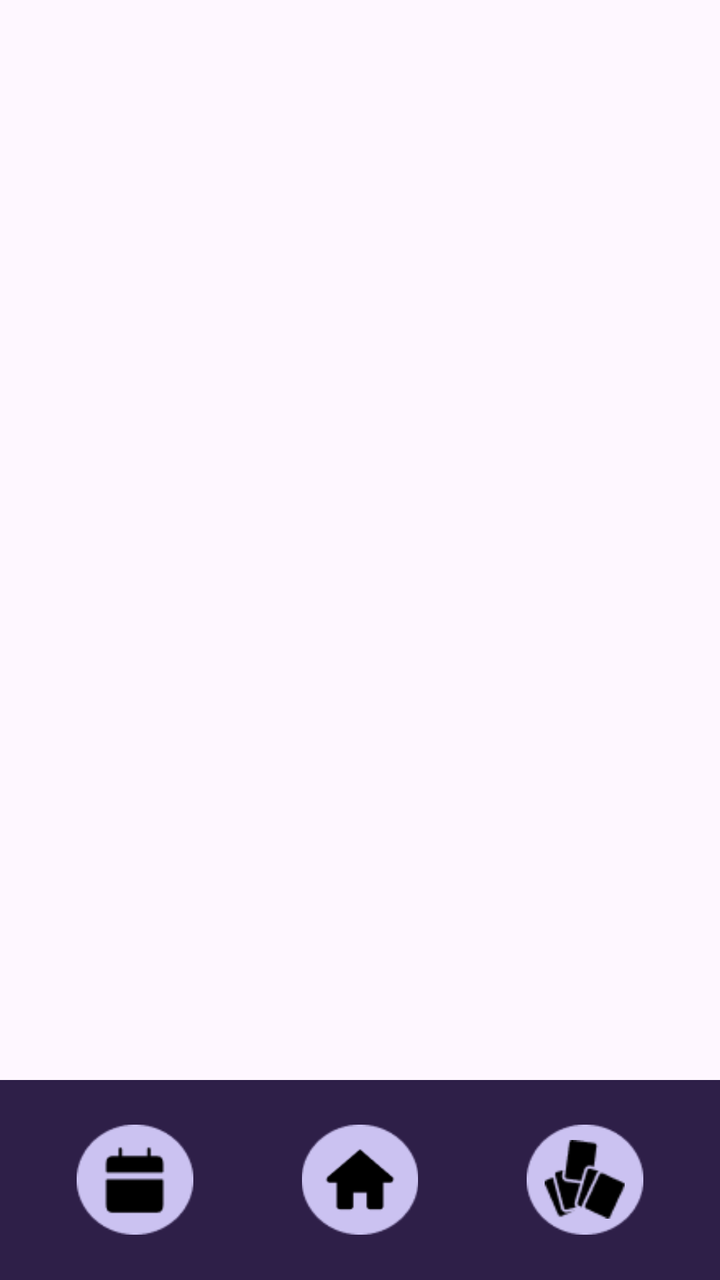
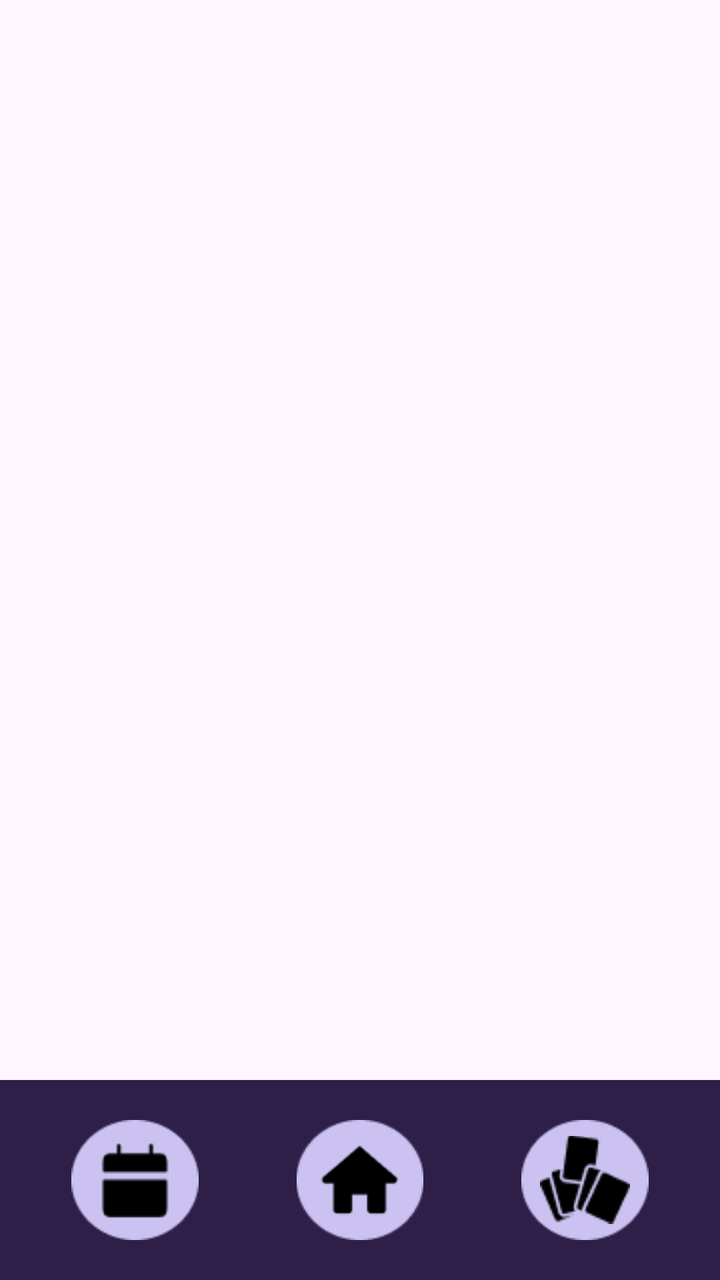

The first picture is an Android layout as it rendered before a commit; the second is the same layout after the commit. The layout source and the unified diff follow.
<!-- AndroidManifest.xml: application theme Theme.Dara -->
<!-- res/layout/activity_main.xml -->
<?xml version="1.0" encoding="utf-8"?>
<androidx.constraintlayout.widget.ConstraintLayout xmlns:android="http://schemas.android.com/apk/res/android"
    xmlns:app="http://schemas.android.com/apk/res-auto"
    xmlns:tools="http://schemas.android.com/tools"
    android:id="@+id/main"
    android:layout_width="match_parent"
    android:layout_height="match_parent"
    tools:context=".MainActivity"
    android:clipChildren="false"
    android:clipToPadding="false">

    
    <FrameLayout
        android:id="@+id/contentContainer"
        android:layout_width="0dp"
        android:layout_height="0dp"
        app:layout_constraintTop_toTopOf="parent"
        app:layout_constraintBottom_toBottomOf="parent"
        app:layout_constraintStart_toStartOf="parent"
        app:layout_constraintEnd_toEndOf="parent"/>

    
    <LinearLayout
        android:id="@+id/bottomBar"
        android:layout_width="0dp"
        android:layout_height="100dp"
        android:clipChildren="false"
        android:clipToPadding="false"
        android:orientation="horizontal"
        android:gravity="center"
        android:background="#2E1F48"
        app:layout_constraintBottom_toBottomOf="parent"
        app:layout_constraintStart_toStartOf="parent"
        app:layout_constraintEnd_toEndOf="parent">

        
        <FrameLayout
            android:id="@+id/calendarContainer"
            android:layout_width="0dp"
            android:layout_height="wrap_content"
            android:layout_weight="1.5"
            android:gravity="center"
            android:clickable="true"
            android:focusable="true"
            android:contentDescription="Card">


            <ImageView
                android:id="@+id/calendarCircle"
                android:layout_width="match_parent"
                android:layout_height="55dp"
                android:src="@drawable/small_circle" />

            <ImageView
                android:id="@+id/btnCalendar"
                android:layout_width="40dp"
                android:layout_height="40dp"
                android:layout_gravity="center"
                android:src="@drawable/ic_calen"/>
        </FrameLayout>

        
        <FrameLayout
            android:id="@+id/homeContainer"
            android:layout_width="0dp"
            android:layout_height="wrap_content"
            android:layout_weight="1"
            android:gravity="center"
            android:clickable="true"
            android:focusable="true"
            android:contentDescription="Home">

            <ImageView
                android:id="@+id/homeCircle"
                android:layout_width="match_parent"
                android:layout_height="55dp"
                android:src="@drawable/small_circle" />

            <ImageView
                android:id="@+id/btnHome"
                android:layout_width="40dp"
                android:layout_height="40dp"
                android:layout_gravity="center"
                android:src="@drawable/ic_home"/>
        </FrameLayout>
        
        <FrameLayout
            android:id="@+id/cardContainer"
            android:layout_width="0dp"
            android:layout_height="wrap_content"
            android:layout_weight="1.5"
            android:gravity="center"
            android:clickable="true"
            android:focusable="true"
            android:contentDescription="Calendar">

            <ImageView
                android:id="@+id/cardCircle"
                android:layout_width="match_parent"
                android:layout_height="55dp"
                android:src="@drawable/small_circle" />


            <ImageView
                android:id="@+id/btnCard"
                android:layout_width="40dp"
                android:layout_height="40dp"
                android:layout_gravity="center"
                android:src="@drawable/ic_card"/>
        </FrameLayout>


    </LinearLayout>

</androidx.constraintlayout.widget.ConstraintLayout>
<!-- resources referenced by this layout -->
<resources>
  <!-- drawable ic_calen: png bitmap (drawable, 366 bytes) -->
  <!-- drawable ic_card: png bitmap (drawable, 841 bytes) -->
  <!-- drawable ic_home: png bitmap (drawable, 468 bytes) -->
  <!-- drawable small_circle: png bitmap (drawable, 1259 bytes) -->
  <style name="Theme.Dara" parent="Base.Theme.Dara" />
  <style name="Base.Theme.Dara" parent="Theme.Material3.DayNight.NoActionBar">
          
          
      </style>
</resources>

<!-- the commit's change to res/layout/activity_main.xml (unified diff, before → after) -->
@@ -48,13 +48,13 @@
             <ImageView
                 android:id="@+id/calendarCircle"
                 android:layout_width="match_parent"
-                android:layout_height="55dp"
+                android:layout_height="60dp"
                 android:src="@drawable/small_circle" />
 
             <ImageView
                 android:id="@+id/btnCalendar"
-                android:layout_width="40dp"
-                android:layout_height="40dp"
+                android:layout_width="45dp"
+                android:layout_height="45dp"
                 android:layout_gravity="center"
                 android:src="@drawable/ic_calen"/>
         </FrameLayout>
@@ -73,13 +73,13 @@
             <ImageView
                 android:id="@+id/homeCircle"
                 android:layout_width="match_parent"
-                android:layout_height="55dp"
+                android:layout_height="60dp"
                 android:src="@drawable/small_circle" />
 
             <ImageView
                 android:id="@+id/btnHome"
-                android:layout_width="40dp"
-                android:layout_height="40dp"
+                android:layout_width="45dp"
+                android:layout_height="45dp"
                 android:layout_gravity="center"
                 android:src="@drawable/ic_home"/>
         </FrameLayout>
@@ -97,14 +97,14 @@
             <ImageView
                 android:id="@+id/cardCircle"
                 android:layout_width="match_parent"
-                android:layout_height="55dp"
+                android:layout_height="60dp"
                 android:src="@drawable/small_circle" />
 
 
             <ImageView
                 android:id="@+id/btnCard"
-                android:layout_width="40dp"
-                android:layout_height="40dp"
+                android:layout_width="45dp"
+                android:layout_height="45dp"
                 android:layout_gravity="center"
                 android:src="@drawable/ic_card"/>
         </FrameLayout>
